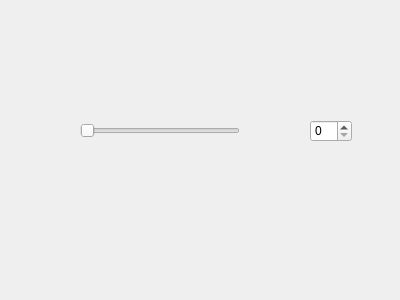
Above: dialogslider/dialog.ui from JackZ0/QTPractice before the change. Below: the same form after it.
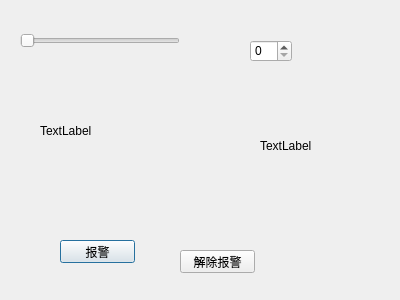
That is the form after the change.

What changed in the file:
```diff
--- a/dialogslider/dialog.ui
+++ b/dialogslider/dialog.ui
@@ -16,8 +16,8 @@
   <widget class="QSpinBox" name="spinBox">
    <property name="geometry">
     <rect>
-     <x>310</x>
-     <y>120</y>
+     <x>250</x>
+     <y>40</y>
      <width>42</width>
      <height>22</height>
     </rect>
@@ -29,8 +29,8 @@
   <widget class="QSlider" name="horizontalSlider">
    <property name="geometry">
     <rect>
-     <x>80</x>
-     <y>120</y>
+     <x>20</x>
+     <y>30</y>
      <width>160</width>
      <height>22</height>
     </rect>
@@ -39,6 +39,58 @@
     <enum>Qt::Horizontal</enum>
    </property>
   </widget>
+  <widget class="QPushButton" name="pushButton">
+   <property name="geometry">
+    <rect>
+     <x>60</x>
+     <y>240</y>
+     <width>75</width>
+     <height>23</height>
+    </rect>
+   </property>
+   <property name="text">
+    <string>报警</string>
+   </property>
+  </widget>
+  <widget class="QPushButton" name="pushButton_2">
+   <property name="geometry">
+    <rect>
+     <x>180</x>
+     <y>250</y>
+     <width>75</width>
+     <height>23</height>
+    </rect>
+   </property>
+   <property name="text">
+    <string>解除报警</string>
+   </property>
+  </widget>
+  <widget class="QLabel" name="label">
+   <property name="geometry">
+    <rect>
+     <x>40</x>
+     <y>80</y>
+     <width>321</width>
+     <height>101</height>
+    </rect>
+   </property>
+   <property name="text">
+    <string>TextLabel</string>
+   </property>
+  </widget>
+  <widget class="QLabel" name="label_2">
+   <property name="geometry">
+    <rect>
+     <x>260</x>
+     <y>80</y>
+     <width>111</width>
+     <height>131</height>
+    </rect>
+   </property>
+   <property name="text">
+    <string>TextLabel</string>
+   </property>
+  </widget>
  </widget>
  <layoutdefault spacing="6" margin="11"/>
  <resources/>
```
